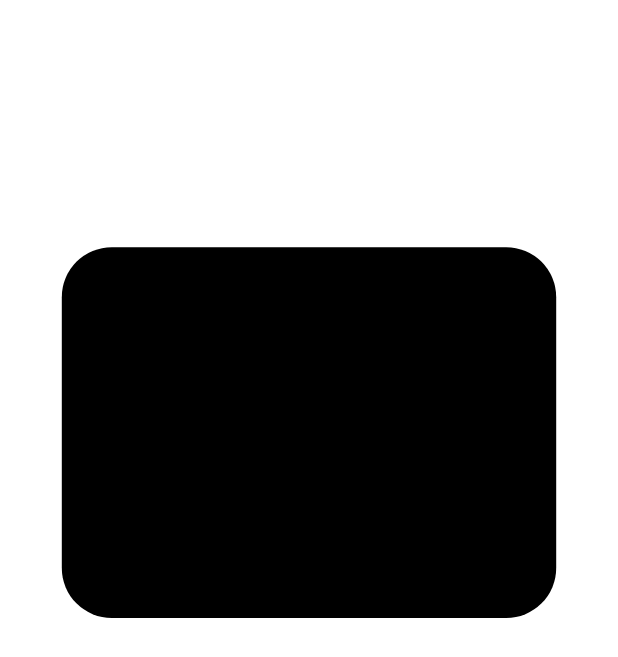
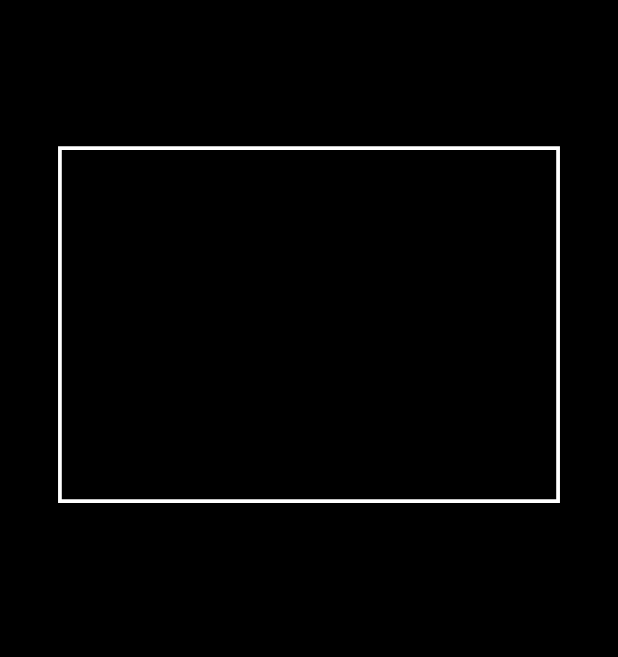
Before and after one commit to fadlurahmanfdev/kotlin_feature_camera, an Android app: the PreviewEKTPImageActivity screen opened directly, with no data from a screen before it, on a phone screen of 412 x 824 dp. Shown: the top 657 px of the screen. Run offline under Robolectric (Android 15) with nearby library versions, the phone set to English and light mode, and no system bars; 1 statement that could not run was skipped.

Commit message:
mvp rectangle

```diff
--- a/app/src/main/res/layout/activity_preview_ektp_image.xml
+++ b/app/src/main/res/layout/activity_preview_ektp_image.xml
@@ -18,10 +18,12 @@
         android:layout_width="match_parent"
         android:layout_height="match_parent" />
 
-    <co.id.fadlurahmanfdev.kotlin_feature_camera.presentation.EktpOverlayView
+    <com.fadlurahmanfdev.kotlin_feature_camera.presentation.RectangleOverlayView
         android:layout_width="match_parent"
         android:layout_height="match_parent"
-        app:layout_constraintDimensionRatio="3:4"
-        android:background="@color/white"/>
+        app:strokeWidth="5dp"
+        app:yTop="100dp"
+        app:opacity="0.3"
+        app:widthLengthRatio="0.9"/>
 
 </androidx.constraintlayout.widget.ConstraintLayout>
--- a/kotlin_feature_camera/src/main/java/com/fadlurahmanfdev/kotlin_feature_camera/domain/callback/BaseCameraCallBack.kt
+++ b/kotlin_feature_camera/src/main/java/com/fadlurahmanfdev/kotlin_feature_camera/domain/callback/BaseCameraCallBack.kt
@@ -3,12 +3,13 @@ package co.id.fadlurahmanfdev.kotlin_feature_camera.domain.callback
 import androidx.camera.core.CameraSelector
 import androidx.camera.core.ImageAnalysis
 import co.id.fadlurahmanfdev.kotlin_feature_camera.data.enums.FeatureCameraFlash
+import co.id.fadlurahmanfdev.kotlin_feature_camera.domain.listener.CameraCaptureListener
 
 interface BaseCameraCallBack {
     fun switchCameraFacing(cameraSelector: CameraSelector)
 
     // capture
-    fun takePicture()
+    fun takePicture(listener: CameraCaptureListener)
     fun setFlashModeCapture(flashMode: FeatureCameraFlash)
 
     // analysis
--- a/kotlin_feature_camera/src/main/java/com/fadlurahmanfdev/kotlin_feature_camera/presentation/EktpOverlayView.kt
+++ b/kotlin_feature_camera/src/main/java/com/fadlurahmanfdev/kotlin_feature_camera/presentation/EktpOverlayView.kt
@@ -1,4 +1,4 @@
-package co.id.fadlurahmanfdev.kotlin_feature_camera.presentation
+package com.fadlurahmanfdev.kotlin_feature_camera.presentation
 
 import android.content.Context
 import android.graphics.*
@@ -13,7 +13,6 @@ import androidx.annotation.RequiresApi
 //  https://stackoverflow.com/questions/18387814/drawing-on-canvas-porterduff-mode-clear-draws-black-why,
 //  https://www.google.com/url?sa=i&url=https%3A%2F%2Fblog.budiharso.info%2F2016%2F01%2F09%2FCreate-hole-in-android-view%2F&psig=AOvVaw1H6CAwEK6lTQtNTQQf4gRg&ust=1674365656463000&source=images&cd=vfe&ved=0CBEQjhxqFwoTCJjzlKP41_wCFQAAAAAdAAAAABAE
 // ]
-@Deprecated(message = "use CircleProgressOverlay")
 class EktpOverlayView(context: Context, attrs: AttributeSet) : View(context, attrs) {
 
     @RequiresApi(Build.VERSION_CODES.Q)
--- /dev/null
+++ b/kotlin_feature_camera/src/main/java/com/fadlurahmanfdev/kotlin_feature_camera/presentation/RectangleOverlayView.kt
@@ -0,0 +1,142 @@
+package com.fadlurahmanfdev.kotlin_feature_camera.presentation
+
+import android.content.Context
+import android.content.res.TypedArray
+import android.graphics.*
+import android.util.AttributeSet
+import android.view.View
+import com.fadlurahmanfdev.kotlin_feature_camera.R
+
+
+// Reference: [
+//  https://medium.com/@rey5137/let-s-drill-a-hole-in-your-view-e7f53fa23376
+//  https://stackoverflow.com/questions/18387814/drawing-on-canvas-porterduff-mode-clear-draws-black-why,
+//  https://www.google.com/url?sa=i&url=https%3A%2F%2Fblog.budiharso.info%2F2016%2F01%2F09%2FCreate-hole-in-android-view%2F&psig=AOvVaw1H6CAwEK6lTQtNTQQf4gRg&ust=1674365656463000&source=images&cd=vfe&ved=0CBEQjhxqFwoTCJjzlKP41_wCFQAAAAAdAAAAABAE
+// ]
+class RectangleOverlayView @JvmOverloads constructor(
+    context: Context,
+    attrs: AttributeSet? = null,
+    defStyleAttr: Int = 0
+) : View(context, attrs, defStyleAttr) {
+
+    private var attributes: TypedArray =
+        context.obtainStyledAttributes(attrs, R.styleable.RectangleOverlayView)
+
+    // Position
+    private var yTop: Float
+
+    // UI Related
+    private var widthLengthRatio: Float
+    private var strokeWidth: Float
+    private var opacity: Float
+    private var backgroundColor: Int
+
+    init {
+
+        // Init Position
+        yTop =
+            attributes.getDimension(R.styleable.RectangleOverlayView_yTop, -1.0f)
+//        centerY =
+//            attributes.getDimension(R.styleable.CircleProgressOverlayView_centerY, -1.0f)
+//
+//        // UI Related
+//        strokeWidth =
+//            attributes.getFloat(R.styleable.CircleProgressOverlayView_strokeWidth, 5.0f)
+//        progressColor =
+//            attributes.getColor(R.styleable.CircleProgressOverlayView_progressColor, Color.GREEN)
+        backgroundColor =
+            attributes.getColor(R.styleable.RectangleOverlayView_backgroundColor, Color.BLACK)
+        opacity = attributes.getFloat(R.styleable.RectangleOverlayView_opacity, 0.3f)
+        setOpacityValue(opacity)
+
+        strokeWidth = attributes.getDimension(R.styleable.RectangleOverlayView_strokeWidth, 5f)
+
+        widthLengthRatio =
+            attributes.getFloat(R.styleable.RectangleOverlayView_widthLengthRatio, 0.9f)
+        setWidthLengthRatio(widthLengthRatio)
+    }
+
+    private fun setOpacityValue(value: Float) {
+        if (value >= 1.0f) {
+            opacity = 1.0f
+        } else if (value < 0.0f) {
+            opacity = 0.0f
+        } else {
+            opacity = value
+        }
+        invalidate()
+    }
+
+    private fun setWidthLengthRatio(value: Float) {
+        if (value >= 1.0f) {
+            widthLengthRatio = 1.0f
+        } else if (value < 0.0f) {
+            widthLengthRatio = 0.0f
+        } else {
+            widthLengthRatio = value
+        }
+        invalidate()
+    }
+
+    override fun dispatchDraw(canvas: Canvas) {
+        super.dispatchDraw(canvas)
+        val viewportCornerRadius = 0
+
+        // Set Frame Position
+        if (yTop == -1.0f) {
+            yTop = (0.2 * height).toFloat()
+        }
+        val xTopLeft = 1.0f - widthLengthRatio
+        val xTopRight = widthLengthRatio
+        val rectangleWidth = width * widthLengthRatio
+        val rectangleHeight = (54.0f / 86.0f) * rectangleWidth
+        val yBottom = yTop + rectangleHeight
+        val frame = RectF(
+            width * xTopLeft,
+            yTop,
+            width * xTopRight,
+            yBottom
+        )
+
+        val overlayPath = Path().apply {
+            addRect(frame, Path.Direction.CW)
+            addRect(0f, 0f, width.toFloat(), height.toFloat(), Path.Direction.CW)
+            fillType = Path.FillType.EVEN_ODD
+        }
+
+        val paint = Paint().apply {
+            style = Paint.Style.FILL
+            color = backgroundColor
+            alpha = (opacity * 255).toInt() // Set Opacity in Percent
+        }
+        canvas.drawPath(overlayPath, paint)
+
+        val strokePaint = Paint().apply {
+            isAntiAlias = true
+            color = Color.WHITE
+            strokeWidth = this@RectangleOverlayView.strokeWidth
+            style = Paint.Style.STROKE
+        }
+        val strokePath = Path().apply {
+            addRoundRect(
+                frame,
+                viewportCornerRadius.toFloat(),
+                viewportCornerRadius.toFloat(),
+                Path.Direction.CW
+            )
+        }
+        canvas.drawPath(strokePath, strokePaint)
+
+
+        val eraser = Paint()
+        eraser.isAntiAlias = true
+        eraser.style = Paint.Style.FILL
+        eraser.color = Color.BLACK
+        eraser.xfermode = PorterDuffXfermode(PorterDuff.Mode.CLEAR)
+        canvas.drawPath(strokePath, eraser)
+    }
+
+    override fun onDraw(canvas: Canvas) {
+        super.onDraw(canvas)
+    }
+}
--- a/kotlin_feature_camera/src/main/java/com/fadlurahmanfdev/kotlin_feature_camera/presentation/SelfieOverlayView.kt
+++ b/kotlin_feature_camera/src/main/java/com/fadlurahmanfdev/kotlin_feature_camera/presentation/SelfieOverlayView.kt
@@ -1,4 +1,4 @@
-package co.id.fadlurahmanfdev.kotlin_feature_camera.presentation
+package com.fadlurahmanfdev.kotlin_feature_camera.presentation
 
 import android.content.Context
 import android.graphics.*
@@ -15,6 +15,7 @@ import androidx.annotation.RequiresApi
 /**
  * add background for see the result
  * */
+@Deprecated(message = "use CircleProgressOverlay")
 class SelfieOverlayView(context: Context, attrs: AttributeSet) : View(context, attrs) {
 
     @RequiresApi(Build.VERSION_CODES.Q)
```
Also changed, not shown: app/src/main/java/co/id/fadlurahmanfdev/kotlin_feature_camera/example/presentation/CaptureCameraActivity.kt (+21 -18 lines), app/src/main/java/co/id/fadlurahmanfdev/kotlin_feature_camera/example/presentation/EktpCameraActivity.kt (+24 -18 lines), app/src/main/java/co/id/fadlurahmanfdev/kotlin_feature_camera/example/presentation/FaceCameraActivity.kt (+24 -19 lines), app/src/main/res/layout/activity_ektp_camera.xml (+8 -3 lines), app/src/main/res/layout/activity_face_camera.xml (+3 -4 lines), app/src/main/res/layout/activity_preview_face_image.xml (+10 -3 lines), kotlin_feature_camera/src/main/java/com/fadlurahmanfdev/kotlin_feature_camera/domain/common/BaseCameraActivity.kt (+3 -10 lines), kotlin_feature_camera/src/main/java/com/fadlurahmanfdev/kotlin_feature_camera/presentation/CircleProgressOverlayView.kt (renamed from kotlin_feature_camera/src/main/java/com/fadlurahmanfdev/kotlin_feature_camera/presentation/CircleProgressOverlay.kt, +13 -11 lines), kotlin_feature_camera/src/main/res/values/attribute-set.xml (+11 -1 lines).
